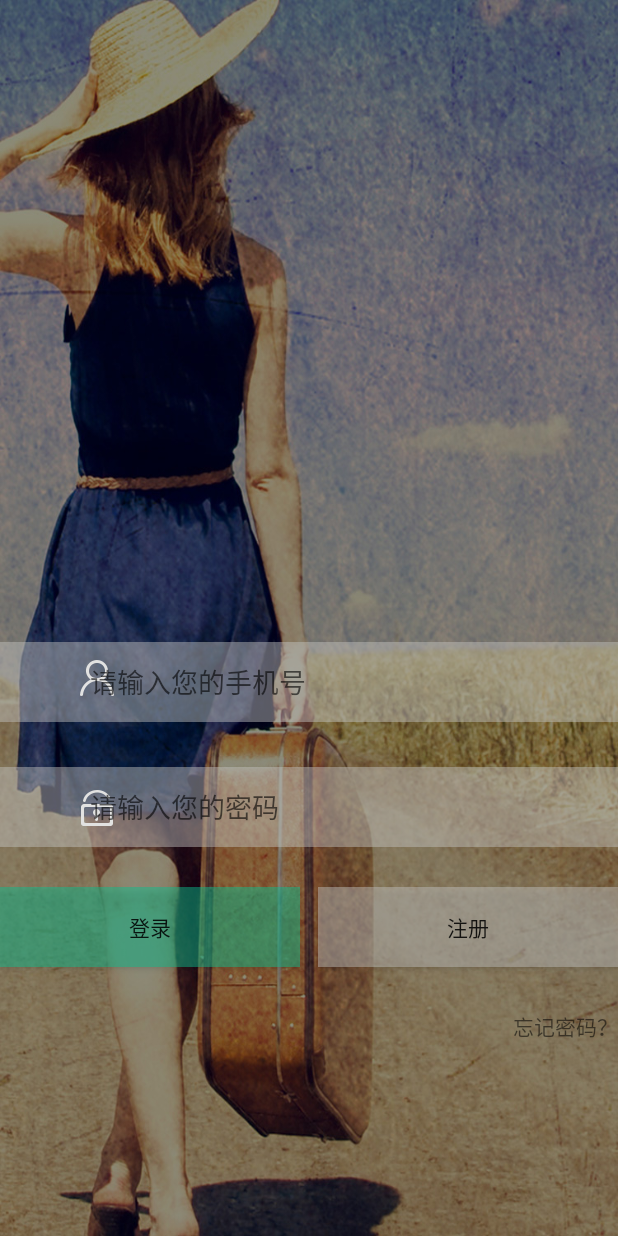
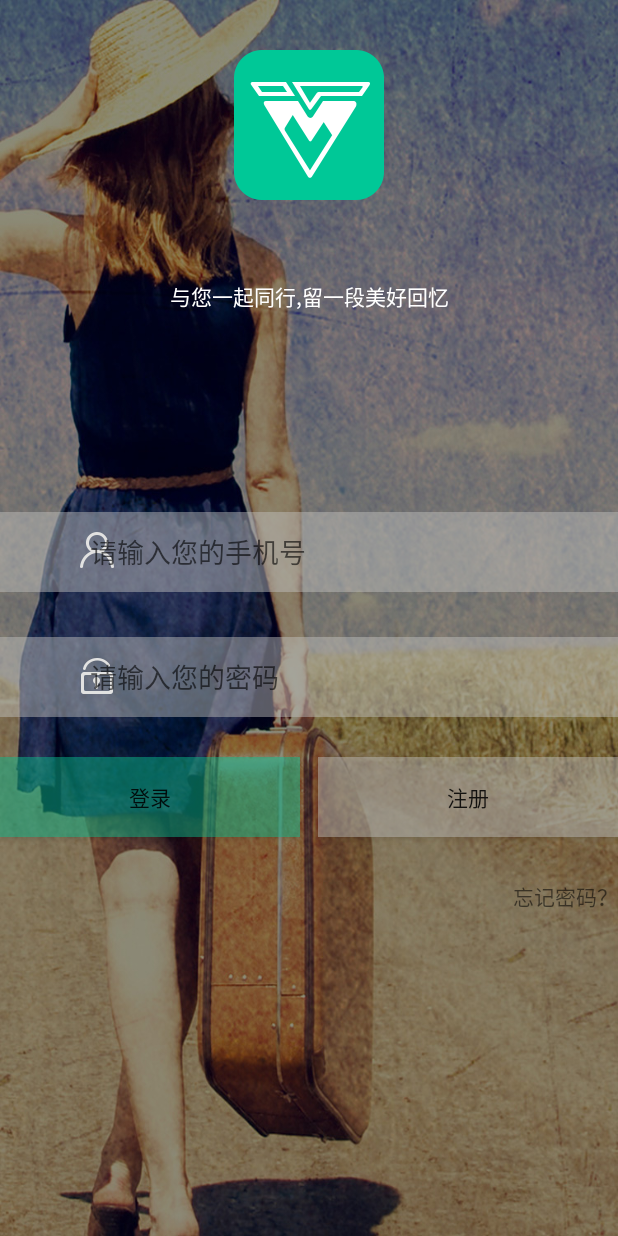
Before and after one commit to 846825177/Inwardwalking, an Android app: the layout activity_main.xml on its own in the app's theme, with its tools: preview values and no code run, on a phone screen of 412 x 824 dp. Run offline under Robolectric (Android 15) with nearby library versions, the phone set to English and light mode, and no system bars; plain views replace AutoRelativeLayout.

Commit message:
第一次提交登录注册

```diff
--- a/app/build.gradle
+++ b/app/build.gradle
@@ -20,6 +20,7 @@ android {
 
 dependencies {
     implementation fileTree(dir: 'libs', include: ['*.jar'])
+    //noinspection GradleCompatible
     implementation 'com.android.support:appcompat-v7:26.+'
     implementation 'com.android.support.constraint:constraint-layout:1.0.2'
     implementation 'com.android.support:support-v4:26.1.0'
@@ -28,4 +29,5 @@ dependencies {
     androidTestImplementation 'com.android.support.test.espresso:espresso-core:3.0.1'
     compile 'com.zhy:autolayout:1.4.3'
     compile 'com.android.support:design:26.+'
+    compile 'com.android.support:cardview-v7:26.+'
 }
--- a/app/src/main/res/layout/activity_inward_walking.xml
+++ b/app/src/main/res/layout/activity_inward_walking.xml
@@ -8,6 +8,10 @@
     android:clipChildren="false"
     android:orientation="vertical"
     tools:context=".ui.activitys.InwardWalkingActivity">
+    <include
+        android:id="@+id/mRouteTitle"
+        layout="@layout/toolbar"
+        />
     <ImageView
         android:layout_marginBottom="10px"
         android:layout_alignParentBottom="true"
@@ -78,6 +82,7 @@
             android:text="我的" />
     </RadioGroup>
     <android.support.v4.view.ViewPager
+        android:layout_below="@id/mRouteTitle"
         android:id="@+id/mViewPager"
         android:layout_above="@id/mRadioGroup"
         android:layout_width="match_parent"
--- a/app/src/main/res/layout/activity_main.xml
+++ b/app/src/main/res/layout/activity_main.xml
@@ -3,65 +3,92 @@
     xmlns:app="http://schemas.android.com/apk/res-auto"
     xmlns:tools="http://schemas.android.com/tools"
     android:layout_width="match_parent"
+    android:layout_height="match_parent"
     android:background="@mipmap/back"
-    android:layout_height="match_parent"
     android:fitsSystemWindows="true"
     tools:context="com.inward.walking.ui.activitys.LoginActivity">
 
     <ImageView
-        android:src="@mipmap/user2x"
-        android:layout_marginTop="660px"
+        android:id="@+id/Image_Logo"
+        android:layout_width="150px"
+        android:layout_height="150px"
+        android:layout_centerHorizontal="true"
+        android:layout_marginTop="50px"
+        android:src="@mipmap/logo" />
+
+    <TextView
+        android:id="@+id/flag1"
+        android:layout_width="match_parent"
+        android:layout_height="wrap_content"
+        android:layout_below="@id/Image_Logo"
+        android:layout_marginTop="80px"
+        android:gravity="center"
+        android:text="与您一起同行,留一段美好回忆"
+        android:textColor="#fff" />
+
+    <ImageView
+        android:id="@+id/flag2"
+        android:layout_width="36px"
+        android:layout_height="36px"
+        android:layout_below="@id/flag1"
         android:layout_marginLeft="79px"
+        android:layout_marginTop="220px"
+        android:src="@mipmap/user2x" />
+
+    <ImageView
+        android:layout_below="@id/flag2"
         android:layout_width="36px"
-        android:layout_height="36px" />
-    <ImageView
-        android:src="@mipmap/account2x"
-        android:layout_marginTop="790px"
+        android:layout_height="36px"
         android:layout_marginLeft="79px"
-        android:layout_width="36px"
-        android:layout_height="36px" />
+        android:layout_marginTop="90px"
+        android:src="@mipmap/account2x" />
+
     <EditText
-        android:paddingLeft="90px"
         android:id="@+id/mLogin_user"
-        android:hint="@string/login_user"
+        android:layout_width="650px"
+        android:layout_height="80px"
+        android:layout_below="@id/flag1"
+        android:layout_centerHorizontal="true"
+        android:layout_marginTop="200px"
         android:background="@color/login_user"
         android:cursorVisible="false"
-        android:layout_marginTop="642px"
+        android:hint="@string/login_user"
+        android:paddingLeft="90px" />
+
+    <EditText
+        android:id="@+id/mLogin_pwd"
+        android:layout_width="650px"
+        android:layout_height="80px"
+        android:layout_below="@id/mLogin_user"
         android:layout_centerHorizontal="true"
-        android:layout_width="650px"
-        android:layout_height="80px" />
-    <EditText
-        android:paddingLeft="90px"
-        android:layout_below="@id/mLogin_user"
+        android:layout_marginTop="45px"
         android:background="@color/login_user"
-        android:id="@+id/mLogin_pwd"
         android:cursorVisible="false"
         android:hint="@string/login_password"
-        android:layout_marginTop="45px"
-        android:layout_centerHorizontal="true"
-        android:layout_width="650px"
-        android:layout_height="80px" />
+        android:paddingLeft="90px" />
+
     <com.zhy.autolayout.AutoRelativeLayout
         android:id="@+id/mLog"
+        android:layout_width="650px"
+        android:layout_height="wrap_content"
+        android:layout_below="@id/mLogin_pwd"
         android:layout_centerHorizontal="true"
-        android:layout_marginTop="40px"
-        android:layout_below="@id/mLogin_pwd"
-        android:layout_width="650px"
-        android:layout_height="wrap_content">
+        android:layout_marginTop="40px">
 
         <Button
-            android:background="@color/login_btn"
             android:id="@+id/mLogin"
             android:layout_width="300px"
             android:layout_height="80px"
+            android:background="@color/login_btn"
             android:text="@string/btn_login" />
-            <Button
-                android:background="@color/login_user"
-                android:id="@+id/mRegister"
-                android:text="@string/btn_register"
-                android:layout_alignParentRight="true"
-                android:layout_width="300px"
-                android:layout_height="80px" />
+
+        <Button
+            android:id="@+id/mRegister"
+            android:layout_width="300px"
+            android:layout_height="80px"
+            android:layout_alignParentRight="true"
+            android:background="@color/login_user"
+            android:text="@string/btn_register" />
 
         <TextView
             android:id="@+id/find_pdw"
--- /dev/null
+++ b/app/src/main/res/layout/route_list_item.xml
@@ -0,0 +1,6 @@
+<?xml version="1.0" encoding="utf-8"?>
+<LinearLayout xmlns:android="http://schemas.android.com/apk/res/android"
+    android:layout_width="match_parent"
+    android:layout_height="match_parent">
+
+</LinearLayout>
```
Also changed, not shown: app/src/main/java/com/inward/walking/ui/activitys/InwardWalkingActivity.java (+22 -4 lines), app/src/main/java/com/inward/walking/ui/fragments/RouteFragment.java (+10 -0 lines), app/src/main/res/layout/fragment_route.xml (+8 -6 lines), app/src/main/res/layout/toolbar.xml (added, +27 -0 lines), app/src/main/res/mipmap-hdpi/btn_top_message.png (added).
